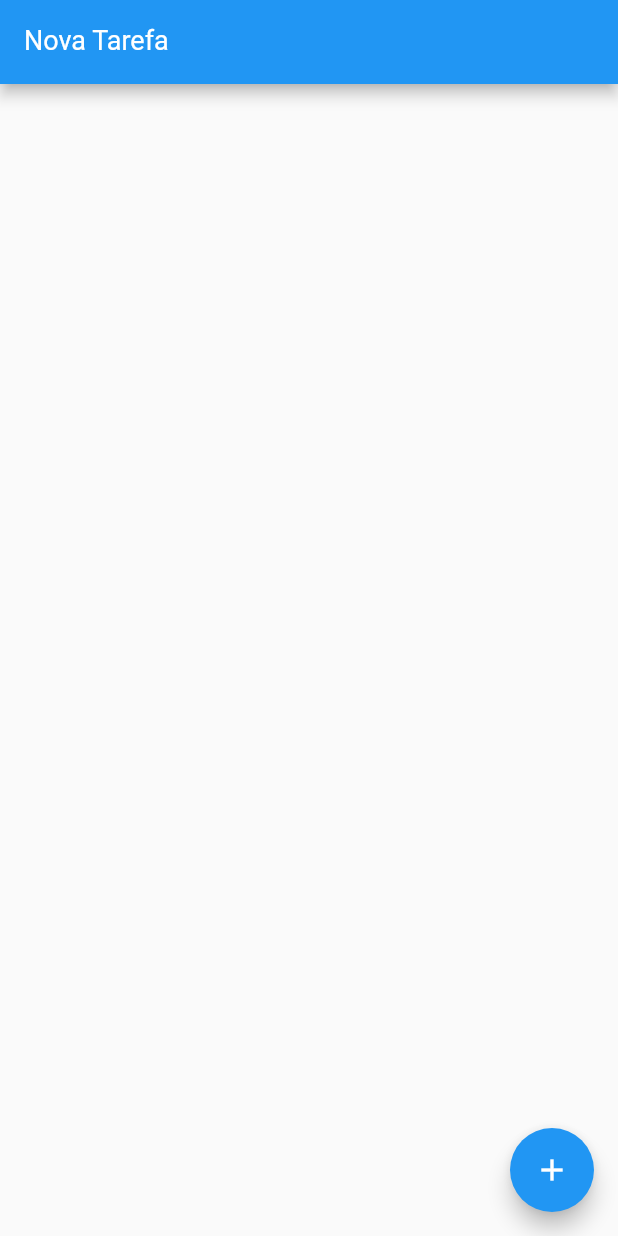
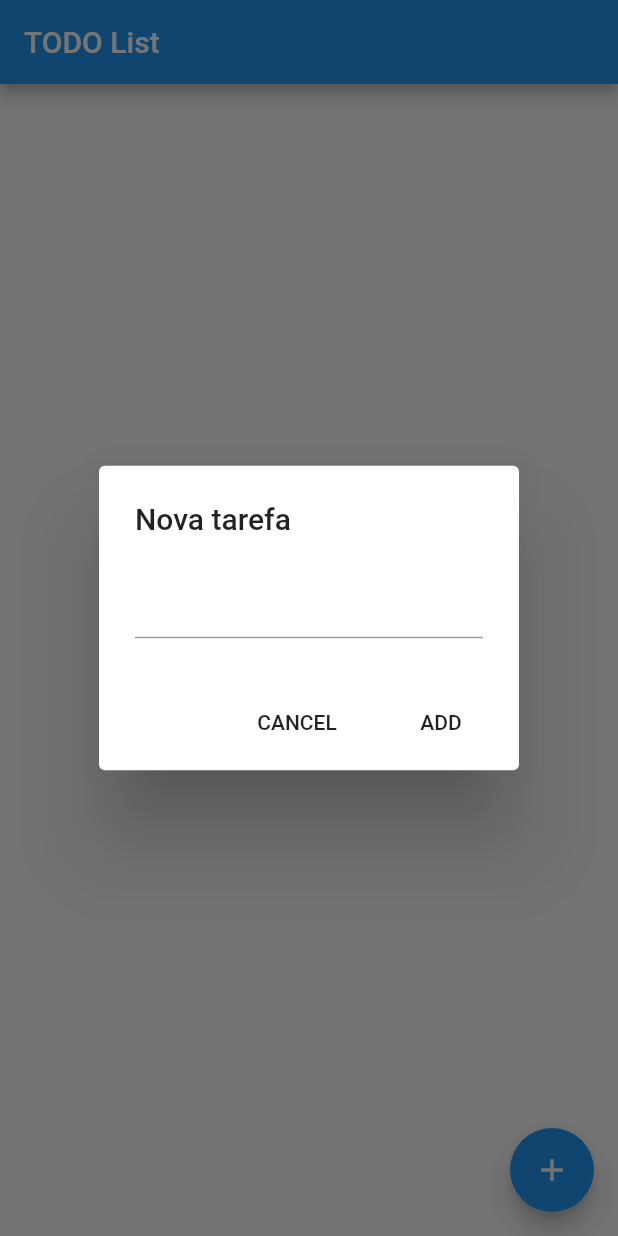
Before and after one commit to cerradosoftware/flutter-todo-app, a Flutter app: the screen it shows after launch, after a tap on the "add" icon, on a phone screen of 412 x 824 dp. Run offline on Flutter 3.47's test engine with Material 2 defaults, Android fonts, the phone set to English and light mode, and no system bars; our stand-ins replace shared_preferences.

```diff
--- a/lib/main.dart
+++ b/lib/main.dart
@@ -34,6 +34,38 @@ class Home extends StatefulWidget {
 
 class _HomeState extends State<Home> {
   var newTaskController = new TextEditingController();
+
+  _showDialog(BuildContext context) {
+    return showDialog(
+        context: context,
+        builder: (context) {
+          return AlertDialog(
+            title: Text("Nova tarefa"),
+            content: TextFormField(
+              controller: newTaskController,
+              keyboardType: TextInputType.text,
+              style: TextStyle(
+                fontSize: 16,
+              ),
+            ),
+            actions: <Widget>[
+              new FlatButton(
+                child: new Text('CANCEL'),
+                onPressed: () {
+                  Navigator.of(context).pop();
+                },
+              ),
+              new FlatButton(
+                child: new Text('ADD'),
+                onPressed: () {
+                  add();
+                  Navigator.of(context).pop();
+                },
+              )
+            ],
+          );
+        });
+  }
 
   void add() {
     final text = newTaskController.text;
@@ -77,19 +109,7 @@ class _HomeState extends State<Home> {
   @override
   Widget build(BuildContext context) {
     return Scaffold(
-      appBar: AppBar(
-        title: TextFormField(
-          controller: newTaskController,
-          keyboardType: TextInputType.text,
-          style: TextStyle(
-            color: Colors.white,
-            fontSize: 18,
-          ),
-          decoration: InputDecoration(
-              labelText: "Nova Tarefa",
-              labelStyle: TextStyle(color: Colors.white)),
-        ),
-      ),
+      appBar: AppBar(title: Text("TODO List")),
       body: ListView.builder(
         itemCount: widget.items.length,
         itemBuilder: (BuildContext context, int index) {
@@ -116,7 +136,9 @@ class _HomeState extends State<Home> {
         },
       ),
       floatingActionButton: FloatingActionButton(
-        onPressed: add,
+        onPressed: () {
+          _showDialog(context);
+        },
         child: Icon(
           Icons.add,
         ),
```
